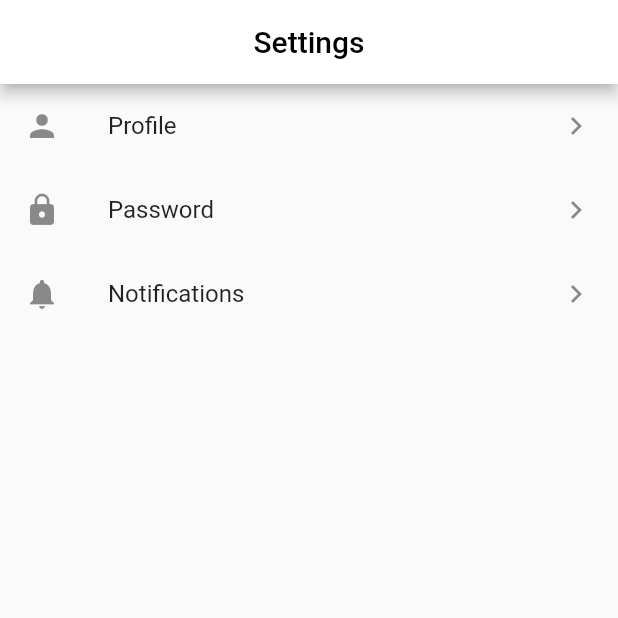
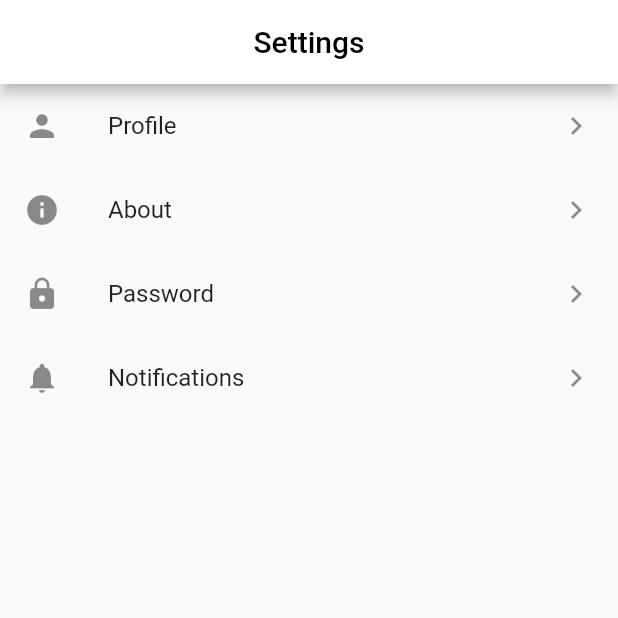
Before and after one commit to ashwin2201/CZ2006-ScrapIT, a Flutter app: the screen it shows after launch, after a tap on "Settings", on a phone screen of 412 x 824 dp, the top half of it. Run offline on Flutter 3.47's test engine with Material 2 defaults, Android fonts, the phone set to English and light mode, and no system bars; our stand-ins replace url_launcher_web; network calls fail.

Commit message:
add about

```diff
--- a/lib/Setting/setting.dart
+++ b/lib/Setting/setting.dart
@@ -24,6 +24,20 @@ Widget userList(BuildContext context) {
       ListTile(
         leading: Icon(Icons.person),
         title: Text("Profile"),
+        trailing: Icon(Icons.navigate_next),
+        onTap: () {
+          Navigator.push(
+            context,
+            PageRouteBuilder(
+              pageBuilder: (_, __, ___) => FooLayout(),
+              transitionDuration: Duration(seconds: 0),
+            ),
+          );
+        },
+      ),
+      ListTile(
+        leading: Icon(Icons.info),
+        title: Text("About"),
         trailing: Icon(Icons.navigate_next),
         onTap: () {
           Navigator.push(
```
